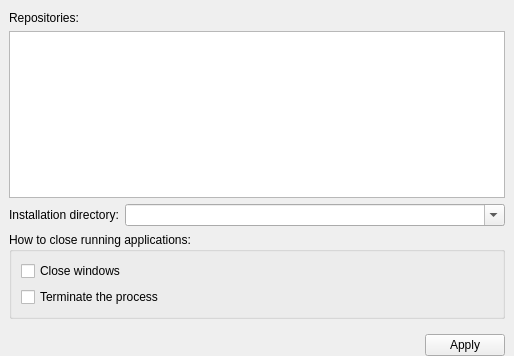
Qt form wpmcpp/src/settingsframe.ui (npackd/npackd-cpp) before a commit.
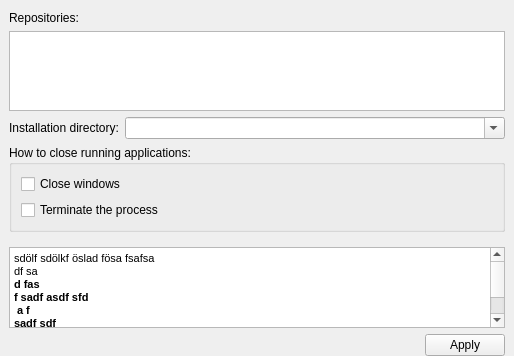
The same form after that commit. Icons and pictures are not drawn.

The edit to the form file:
```diff
--- a/wpmcpp/src/settingsframe.ui
+++ b/wpmcpp/src/settingsframe.ui
@@ -157,6 +157,25 @@
      </layout>
     </widget>
    </item>
+   <item>
+    <widget class="QTextBrowser" name="textBrowser">
+     <property name="html">
+      <string>&lt;!DOCTYPE HTML PUBLIC &quot;-//W3C//DTD HTML 4.0//EN&quot; &quot;http://www.w3.org/TR/REC-html40/strict.dtd&quot;&gt;
+&lt;html&gt;&lt;head&gt;&lt;meta name=&quot;qrichtext&quot; content=&quot;1&quot; /&gt;&lt;style type=&quot;text/css&quot;&gt;
+p, li { white-space: pre-wrap; }
+&lt;/style&gt;&lt;/head&gt;&lt;body style=&quot; font-family:'MS Shell Dlg 2'; font-size:8.25pt; font-weight:400; font-style:normal;&quot;&gt;
+&lt;p style=&quot; margin-top:0px; margin-bottom:0px; margin-left:0px; margin-right:0px; -qt-block-indent:0; text-indent:0px;&quot;&gt;&lt;span style=&quot; font-size:8pt;&quot;&gt;sdölf sdölkf öslad fösa fsafsa&lt;/span&gt;&lt;/p&gt;
+&lt;p style=&quot; margin-top:0px; margin-bottom:0px; margin-left:0px; margin-right:0px; -qt-block-indent:0; text-indent:0px;&quot;&gt;&lt;span style=&quot; font-size:8pt;&quot;&gt;df sa&lt;/span&gt;&lt;/p&gt;
+&lt;p style=&quot; margin-top:0px; margin-bottom:0px; margin-left:0px; margin-right:0px; -qt-block-indent:0; text-indent:0px;&quot;&gt;&lt;span style=&quot; font-size:8pt; font-weight:600;&quot;&gt;d fas&lt;/span&gt;&lt;/p&gt;
+&lt;p style=&quot; margin-top:0px; margin-bottom:0px; margin-left:0px; margin-right:0px; -qt-block-indent:0; text-indent:0px;&quot;&gt;&lt;span style=&quot; font-size:8pt; font-weight:600;&quot;&gt;f sadf asdf sfd&lt;/span&gt;&lt;/p&gt;
+&lt;p style=&quot; margin-top:0px; margin-bottom:0px; margin-left:0px; margin-right:0px; -qt-block-indent:0; text-indent:0px;&quot;&gt;&lt;span style=&quot; font-size:8pt; font-weight:600;&quot;&gt; a f&lt;/span&gt;&lt;/p&gt;
+&lt;p style=&quot; margin-top:0px; margin-bottom:0px; margin-left:0px; margin-right:0px; -qt-block-indent:0; text-indent:0px;&quot;&gt;&lt;span style=&quot; font-size:8pt; font-weight:600;&quot;&gt;sadf sdf&lt;/span&gt;&lt;/p&gt;
+&lt;p style=&quot;-qt-paragraph-type:empty; margin-top:0px; margin-bottom:0px; margin-left:0px; margin-right:0px; -qt-block-indent:0; text-indent:0px; font-size:8pt; font-weight:600;&quot;&gt;&lt;br /&gt;&lt;/p&gt;
+&lt;p style=&quot; margin-top:0px; margin-bottom:0px; margin-left:0px; margin-right:0px; -qt-block-indent:0; text-indent:0px;&quot;&gt;&lt;img src=&quot;:/images/fileissue.png&quot; /&gt;&lt;/p&gt;
+&lt;p style=&quot; margin-top:0px; margin-bottom:0px; margin-left:0px; margin-right:0px; -qt-block-indent:0; text-indent:0px;&quot;&gt;&lt;img src=&quot;https://www.google.de/logos/doodles/2014/niki-de-saint-phalles-84th-birthday-5177116207349760-hp.jpg&quot; /&gt;&lt;/p&gt;&lt;/body&gt;&lt;/html&gt;</string>
+     </property>
+    </widget>
+   </item>
    <item>
     <widget class="QDialogButtonBox" name="buttonBox">
      <property name="orientation">
```
Left out of the diff: 22 changed lines with no effect on the pictures.
